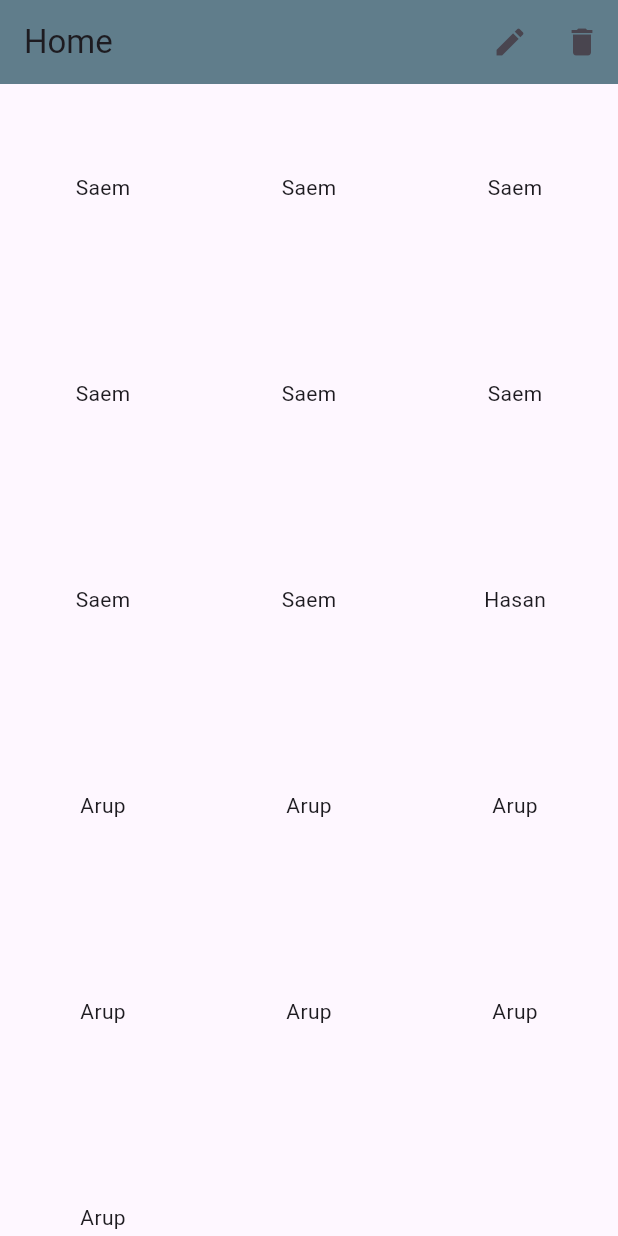
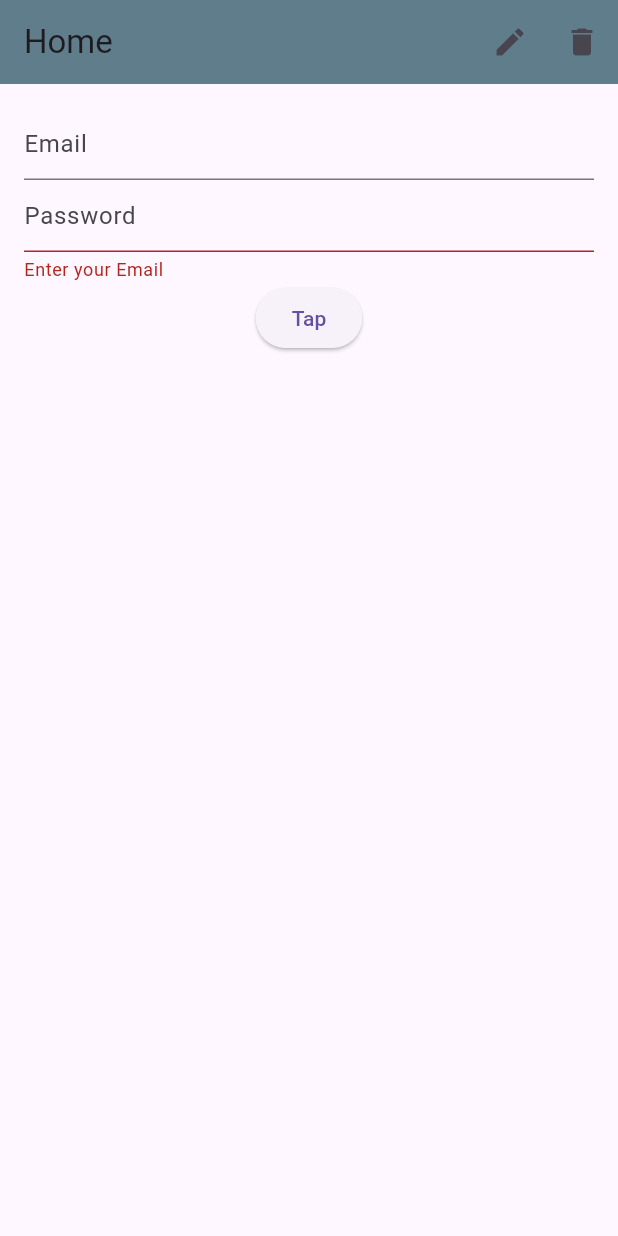
Before and after one commit to saem10/Flutter_2024, a Flutter app: the screen it shows after launch, on a phone screen of 412 x 824 dp. Run offline on Flutter 3.47's test engine with Material 3 defaults, Android fonts, the phone set to English and light mode, and no system bars.

```diff
--- a/lib/main.dart
+++ b/lib/main.dart
@@ -36,6 +36,10 @@ class Home extends StatelessWidget {
     'Arup',
     'Arup',
   ];
+  TextEditingController _emailController =TextEditingController();
+  TextEditingController _passwordController =TextEditingController();
+
+  GlobalKey<FormState> _formKey = GlobalKey<FormState>();
 
   @override
   Widget build(BuildContext context) {
@@ -49,33 +53,55 @@ class Home extends StatelessWidget {
           ],
           //leading: Icon(Icons.add),
         ),
-        /*body: GridView(
-          gridDelegate: SliverGridDelegateWithFixedCrossAxisCount(
-            crossAxisCount: 2,
-            mainAxisSpacing: 12,
-            crossAxisSpacing: 8,
 
+
+      body:Padding(
+        padding: const EdgeInsets.all(16),
+        child: Form(
+           key: _formKey,
+          child: Column(
+            children: [
+              TextFormField(
+                controller: _emailController,
+                decoration: InputDecoration(
+                  hintText:'Email',
+                ),
+                validator: (String? value){
+                  if (value == null || value.isEmpty){
+                    return 'Enter your Email';
+                  }
+                  return null;
+                },
+              ),
+              TextFormField(
+                autovalidateMode: AutovalidateMode.always,
+                controller: _passwordController,
+                decoration: InputDecoration(
+                  hintText: 'Password'
+                ),
+               validator: (String? value) {
+                 if (value?.isEmpty ?? true) {
+                   return 'Enter your Email';
+                 }
+                 return null;
+               },
+              ),
+              ElevatedButton(
+                onPressed: () {
+                  /*String email = _emailController.text;
+                  String password = _passwordController.text;
+                  if (email.isNotEmpty && password.isNotEmpty) {
+                    print('Login succes');*/
+                 if (_formKey.currentState!.validate()){
+                   print('Login success');
+                 }
+                },
+                child: Text('Tap'),
+              ),
+            ],
           ),
-          children: [
-            Text('data'),
-            Text('data'),
-            Text('data'),
-            Text('data'),
-            Text('data'),
-            Text('data'),
-            Text('data'),
-            Text('data'),
-          ],
-        )*/
-      body:GridView.builder(
-          gridDelegate:
-              SliverGridDelegateWithFixedCrossAxisCount(crossAxisCount: 3),
-          itemCount: friendlist.length,
-          itemBuilder: (context, index) {
-            return Center(
-              child: Text(friendlist[index]),
-            );
-          }),
+        ),
+      ) ,
     );
   }
 }
```
